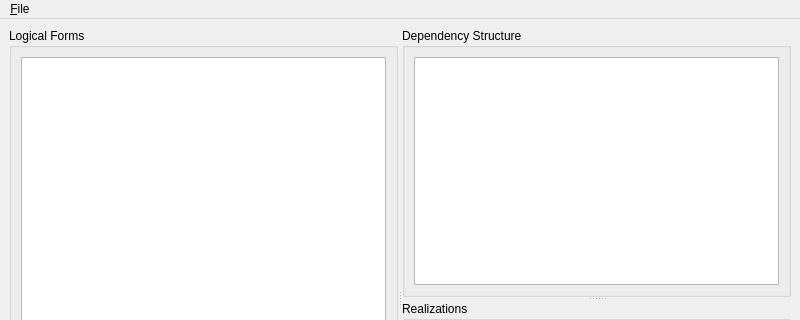
Before: the Qt Designer form client-qt/AnnotateMainWindow.ui in rug-compling/flan, drawn with Qt 5; both pictures show x 0 to 800 and y 0 to 320 of the 800 by 600 pixel window.
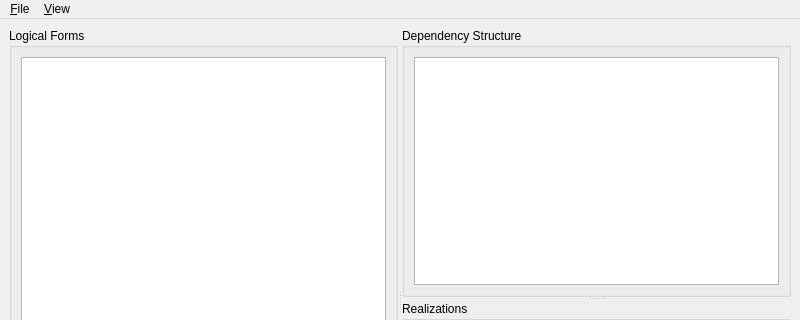
After: the same form once the commit is applied.

Commit message: Zooming for the structure viewer.

What changed in the file:
```diff
--- a/client-qt/AnnotateMainWindow.ui
+++ b/client-qt/AnnotateMainWindow.ui
@@ -65,7 +65,7 @@
      <x>0</x>
      <y>0</y>
      <width>800</width>
-     <height>25</height>
+     <height>23</height>
     </rect>
    </property>
    <widget class="QMenu" name="menu_File">
@@ -74,7 +74,15 @@
     </property>
     <addaction name="action_Quit"/>
    </widget>
+   <widget class="QMenu" name="menu_View">
+    <property name="title">
+     <string>&amp;View</string>
+    </property>
+    <addaction name="zoomInAction"/>
+    <addaction name="zoomOutAction"/>
+   </widget>
    <addaction name="menu_File"/>
+   <addaction name="menu_View"/>
   </widget>
   <widget class="QStatusBar" name="statusbar"/>
   <action name="action_Quit">
```
Left out of the diff: 16 changed lines with no effect on the pictures. The commit also changes 1 other file.
